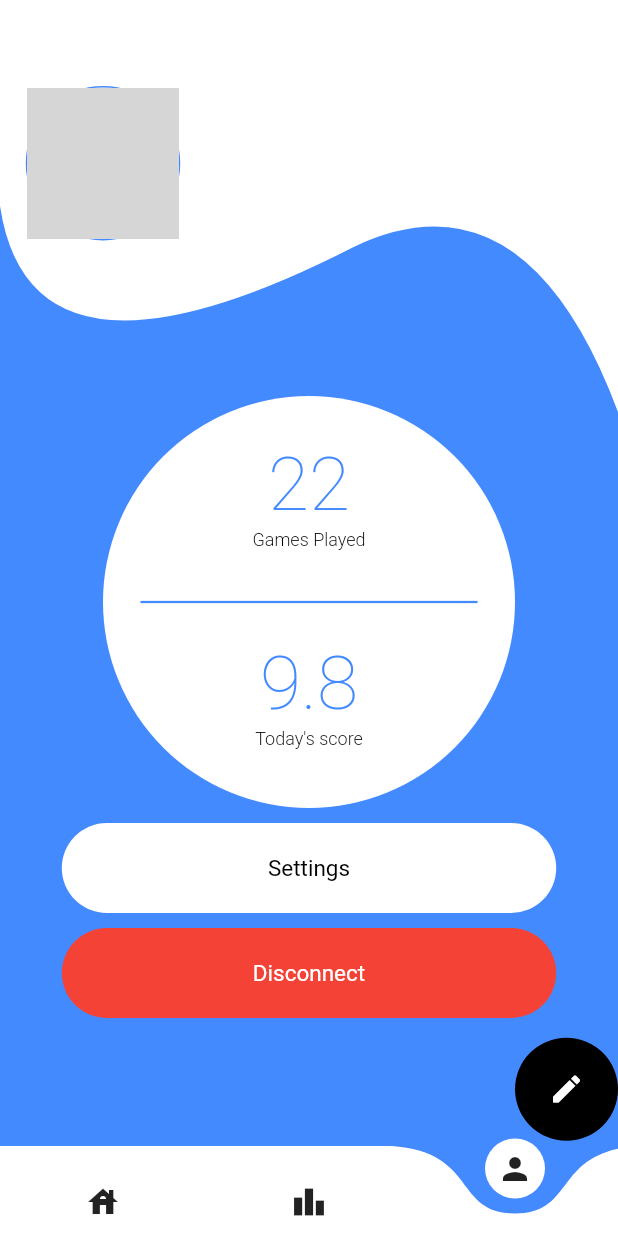
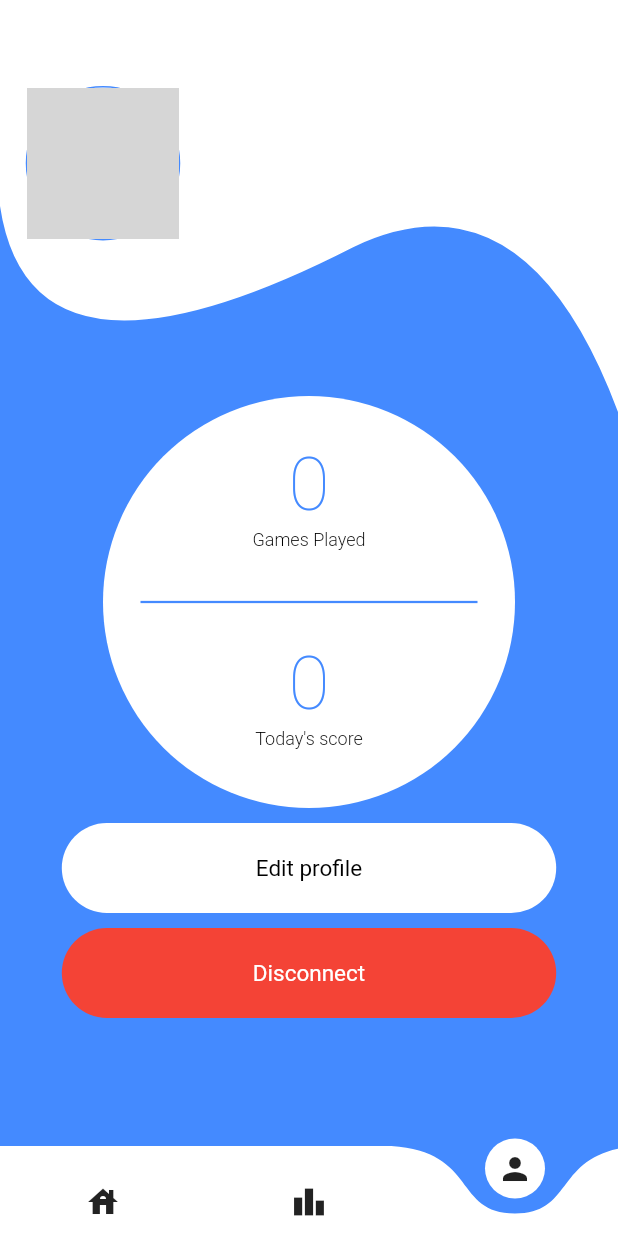
Before and after one commit to YHDF/QuizzApp, a Flutter app: the Bootstrap screen opened directly, item 3 of the bottom bar chosen, on a phone screen of 412 x 824 dp. Run offline on Flutter 3.47's test engine with Material 2 defaults, Android fonts, the phone set to English and light mode, and no system bars; drawn by our look-alikes of curved_navigation_bar; our stand-ins replace cloud_firestore, firebase_auth, firebase_core, firebase_storage, flutter_bloc, freezed_annotation and 2 more; missing offline and left inert: dart:ffi, swiping_card_deck; accounts and stored records are empty; generated files the repository leaves out were written again; network calls fail; grey boxes are pictures that could not be loaded.

Commit message:
[WIP] Implementing edit profile

```diff
--- a/lib/src/presentation/Pages/edit_profile.dart
+++ /dev/null
@@ -1 +0,0 @@
-// TODO Implement this library.
--- a/lib/src/presentation/Pages/user_profile.dart
+++ b/lib/src/presentation/Pages/user_profile.dart
@@ -1,15 +1,14 @@
-import 'dart:io';
-
 import 'package:flutter/material.dart';
 import 'package:image_picker/image_picker.dart';
-import 'package:quizz_game/src/data/DataSource/remote/auth_firebase.dart';
 import 'package:quizz_game/src/data/DataSource/remote/user_firebase.dart';
 import 'package:quizz_game/src/data/repositories/auth_repository.dart';
 import 'package:quizz_game/src/data/repositories/user_repository.dart';
 import 'package:quizz_game/src/presentation/Widgets/background_clipper.dart';
 import 'package:quizz_game/src/presentation/Widgets/carte_profile.dart';
 import '../../data/entities/user.dart';
+
 enum ImageSourceType { gallery, camera }
+
 class UserProfile extends StatefulWidget {
   @override
   _UserProfileState createState() => _UserProfileState();
@@ -20,12 +19,9 @@ class _UserProfileState extends State<UserProfile> {
   var imagePicker;
   var type;
 
-
   final UserRepository? userRepository = UserRepository.getInstance();
   final AuthRepository? authRepository = AuthRepository.getInstance();
   final UserFireBase? userFireBase = UserFireBase.getInstance();
-
-int v = 0;
 
   TriviaUser? user = TriviaUser();
 
@@ -37,9 +33,9 @@ int v = 0;
     image();
   }
 
-  void checkUser() async{
-      String? email =  authRepository?.getUser();
-      await userRepository?.getUserByEmail(email).then((value) => setState((){
+  void checkUser() async {
+    String? email = authRepository?.getUser();
+    await userRepository?.getUserByEmail(email).then((value) => setState(() {
           user = value;
         }));
   }
@@ -85,13 +81,13 @@ int v = 0;
                               width: 2 * dev_width / 3,
                               height: dev_width / 3 - 25,
                               child: Column(
-                                children: const [
+                                children: [
                                   Divider(
                                     height: 30,
                                     color: Colors.transparent,
                                   ),
                                   Text(
-                                    "22",
+                                    (user?.games).toString(),
                                     style: TextStyle(
                                         fontFamily: 'Roboto',
                                         fontWeight: FontWeight.w100,
@@ -120,9 +116,9 @@ int v = 0;
                               width: 2 * dev_width / 3,
                               height: dev_width / 3 - 25,
                               child: Column(
-                                children: const [
+                                children: [
                                   Text(
-                                    "9.8",
+                                    (user?.score).toString(),
                                     style: TextStyle(
                                         fontFamily: 'Roboto',
                                         fontWeight: FontWeight.w100,
@@ -148,12 +144,24 @@ int v = 0;
                   height: 10,
                   color: Colors.transparent,
                 ),
-                CarteProfile("Settings", IconData(0xe328, fontFamily: 'MaterialIcons'), "settings"),
+                CarteProfile(
+                    "Edit profile",
+                    IconData(0xe328, fontFamily: 'MaterialIcons'),
+                    "edit"),
+                /*const Divider(
+                  height: 10,
+                  color: Colors.transparent,
+                ),
+                CarteProfile(
+                    "Edit password",
+                    IconData(0xe328, fontFamily: 'MaterialIcons'),
+                    "editPassword"), */
                 const Divider(
                   height: 10,
                   color: Colors.transparent,
                 ),
-                CarteProfile("Disconnect", IconData(0xe3b3, fontFamily: 'MaterialIcons'), "logout"),
+                CarteProfile("Disconnect",
+                    IconData(0xe3b3, fontFamily: 'MaterialIcons'), "logout"),
               ],
             ),
           ),
@@ -186,18 +194,26 @@ int v = 0;
                               Border.all(color: Colors.blueAccent, width: 1.0),
                           borderRadius: BorderRadius.circular(dev_width / 3),
                         ),
-                        child: ClipRRect(
+                        child: Stack(
+                          children: [
+                            ClipRRect(
                               borderRadius: BorderRadius.circular(dev_width),
                               child: Stack(
                                 children: <Widget>[
                                   GestureDetector(
                                     onTap: () async {
-                                  var source = type == ImageSourceType.camera
+                                      var source =
+                                          type == ImageSourceType.camera
                                               ? ImageSource.camera
                                               : ImageSource.gallery;
                                       XFile image = await imagePicker.pickImage(
-                                      source: source, imageQuality: 50, preferredCameraDevice: CameraDevice.front);
-                                  await userRepository?.uploadAvatar(image, null).then((value){
+                                          source: source,
+                                          imageQuality: 50,
+                                          preferredCameraDevice:
+                                              CameraDevice.front);
+                                      await userRepository
+                                          ?.uploadAvatar(image, null)
+                                          .then((value) {
                                         _image = value;
                                         setState(() {
                                           // _image = File(image.path);
@@ -211,7 +227,8 @@ int v = 0;
                                       height: dev_height > dev_width
                                           ? dev_width / 4
                                           : dev_height / 4,
-                                  child: Image.network(_image, fit: BoxFit.fill),
+                                      child: Image.network(_image,
+                                          fit: BoxFit.cover),
                                     ),
                                   ),
                                   Container(
@@ -224,6 +241,13 @@ int v = 0;
                                   )
                                 ],
                               ),
+                            ),
+                            Positioned(
+                              bottom: 0,
+                              right: -2,
+                              child: buildEditIcon(Colors.black),
+                            ),
+                          ],
                         ),
                       ),
                     ),
@@ -249,7 +273,7 @@ int v = 0;
                           ),
                           SizedBox(
                             width: 2 * dev_width / 3,
-                            child:  Center(
+                            child: Center(
                               child: Text(
                                 user?.email ?? "",
                                 style: const TextStyle(
@@ -262,14 +286,14 @@ int v = 0;
                           ),
                         ],
                       ),
-                    )
+                    ),
                   ],
                 ),
               ),
             ),
           ),
         ),
-        Align(
+        /* Align(
           alignment: Alignment(1, 0.99),
           child: Container(
             width: dev_width / 6,
@@ -292,8 +316,35 @@ int v = 0;
               ),
             ),
           ),
-        )
+        ) */
       ],
     );
   }
+
+  Widget buildEditIcon(Color color) => buildCircle(
+        color: Colors.white,
+        all: 3,
+        child: buildCircle(
+          color: color,
+          all: 8,
+          child: Icon(
+            Icons.edit,
+            color: Colors.white,
+            size: 15,
+          ),
+        ),
+      );
+
+  Widget buildCircle({
+    required Widget child,
+    required double all,
+    required Color color,
+  }) =>
+      ClipOval(
+        child: Container(
+          padding: EdgeInsets.all(all),
+          color: color,
+          child: child,
+        ),
+      );
 }
--- a/lib/src/presentation/Widgets/carte_profile.dart
+++ b/lib/src/presentation/Widgets/carte_profile.dart
@@ -1,9 +1,7 @@
 import 'package:flutter/material.dart';
-import 'package:flutter/widgets.dart';
 import 'package:quizz_game/src/data/repositories/auth_repository.dart';
-import 'package:quizz_game/src/main.dart';
+import 'package:quizz_game/src/presentation/Pages/edit_username.dart';
 import 'package:quizz_game/src/presentation/Pages/initial_page.dart';
-import 'package:quizz_game/src/presentation/Pages/signin.dart';
 
 
 
@@ -18,8 +16,11 @@ class CarteProfile extends StatelessWidget {
 
   void actionSelected(String? action, BuildContext context) {
     switch(action) {
-      case "settings" : {
-        print("settings clicked");
+      case "edit" : {
+        Navigator.push(
+            context,
+            MaterialPageRoute(
+                builder: (context) => EditUsernamePage()));
       }
       break;
       case "logout" : {
```
Also changed, not shown: lib/src/presentation/Pages/edit_password.dart (added, +164 -0 lines), lib/src/presentation/Pages/edit_username.dart (added, +206 -0 lines). Lines whose indentation alone changed are shown as unchanged.
